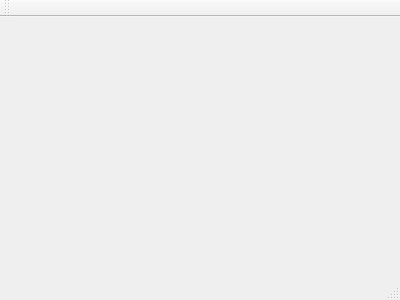
Qt form login.ui (Paolo95/Programma_Buste) before a commit.
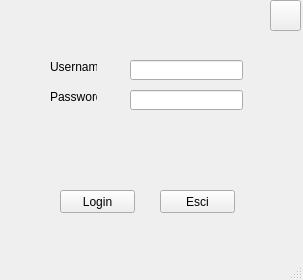
The same form after that commit. Icons and pictures are not drawn.

Commit message: 1) Inserite e completate ui delle forms "Login" e "Info". 2) Implementata connessione al db (check della connessione).

```diff
--- a/login.ui
+++ b/login.ui
@@ -1,24 +1,156 @@
 <ui version="4.0">
  <class>Login</class>
- <widget class="QMainWindow" name="Login" >
-  <property name="geometry" >
+ <widget class="QMainWindow" name="Login">
+  <property name="geometry">
    <rect>
     <x>0</x>
     <y>0</y>
-    <width>400</width>
-    <height>300</height>
+    <width>303</width>
+    <height>280</height>
    </rect>
   </property>
-  <property name="windowTitle" >
-   <string>Login</string>
+  <property name="sizePolicy">
+   <sizepolicy hsizetype="Preferred" vsizetype="Preferred">
+    <horstretch>0</horstretch>
+    <verstretch>0</verstretch>
+   </sizepolicy>
   </property>
-  <widget class="QMenuBar" name="menuBar" />
-  <widget class="QToolBar" name="mainToolBar" />
-  <widget class="QWidget" name="centralWidget" />
-  <widget class="QStatusBar" name="statusBar" />
+  <property name="minimumSize">
+   <size>
+    <width>303</width>
+    <height>280</height>
+   </size>
+  </property>
+  <property name="maximumSize">
+   <size>
+    <width>303</width>
+    <height>280</height>
+   </size>
+  </property>
+  <property name="windowTitle">
+   <string>GeRiCo</string>
+  </property>
+  <property name="windowIcon">
+   <iconset>
+    <normaloff>Immagini/Recycle bin icon.png</normaloff>Immagini/Recycle bin icon.png</iconset>
+  </property>
+  <widget class="QWidget" name="centralWidget">
+   <widget class="QPushButton" name="BtnEsci">
+    <property name="geometry">
+     <rect>
+      <x>160</x>
+      <y>190</y>
+      <width>75</width>
+      <height>23</height>
+     </rect>
+    </property>
+    <property name="text">
+     <string>Esci</string>
+    </property>
+   </widget>
+   <widget class="QPushButton" name="BtnLogin">
+    <property name="geometry">
+     <rect>
+      <x>60</x>
+      <y>190</y>
+      <width>75</width>
+      <height>23</height>
+     </rect>
+    </property>
+    <property name="text">
+     <string>Login</string>
+    </property>
+   </widget>
+   <widget class="QLabel" name="lblUsername">
+    <property name="geometry">
+     <rect>
+      <x>50</x>
+      <y>60</y>
+      <width>47</width>
+      <height>13</height>
+     </rect>
+    </property>
+    <property name="text">
+     <string>Username</string>
+    </property>
+   </widget>
+   <widget class="QLabel" name="lblPassword">
+    <property name="geometry">
+     <rect>
+      <x>50</x>
+      <y>90</y>
+      <width>47</width>
+      <height>13</height>
+     </rect>
+    </property>
+    <property name="text">
+     <string>Password</string>
+    </property>
+   </widget>
+   <widget class="QLineEdit" name="txtUsername">
+    <property name="geometry">
+     <rect>
+      <x>130</x>
+      <y>60</y>
+      <width>113</width>
+      <height>20</height>
+     </rect>
+    </property>
+   </widget>
+   <widget class="QLineEdit" name="txtPassword">
+    <property name="geometry">
+     <rect>
+      <x>130</x>
+      <y>90</y>
+      <width>113</width>
+      <height>20</height>
+     </rect>
+    </property>
+   </widget>
+   <widget class="QPushButton" name="BtnInfo">
+    <property name="geometry">
+     <rect>
+      <x>270</x>
+      <y>0</y>
+      <width>31</width>
+      <height>31</height>
+     </rect>
+    </property>
+    <property name="text">
+     <string/>
+    </property>
+    <property name="icon">
+     <iconset>
+      <normaloff>Immagini/Info icon.png</normaloff>Immagini/Info icon.png</iconset>
+    </property>
+   </widget>
+  </widget>
+  <widget class="QMenuBar" name="menuBar">
+   <property name="geometry">
+    <rect>
+     <x>0</x>
+     <y>0</y>
+     <width>303</width>
+     <height>21</height>
+    </rect>
+   </property>
+  </widget>
+  <widget class="QStatusBar" name="statusBar">
+   <property name="sizePolicy">
+    <sizepolicy hsizetype="Expanding" vsizetype="Preferred">
+     <horstretch>0</horstretch>
+     <verstretch>0</verstretch>
+    </sizepolicy>
+   </property>
+   <property name="contextMenuPolicy">
+    <enum>Qt::CustomContextMenu</enum>
+   </property>
+   <property name="layoutDirection">
+    <enum>Qt::LeftToRight</enum>
+   </property>
+  </widget>
  </widget>
- <layoutDefault spacing="6" margin="11" />
- <pixmapfunction></pixmapfunction>
+ <layoutdefault spacing="6" margin="11"/>
  <resources/>
  <connections/>
 </ui>
```
Left out of the diff: 1 changed line with no effect on the pictures. The commit also changes 6 other files.
